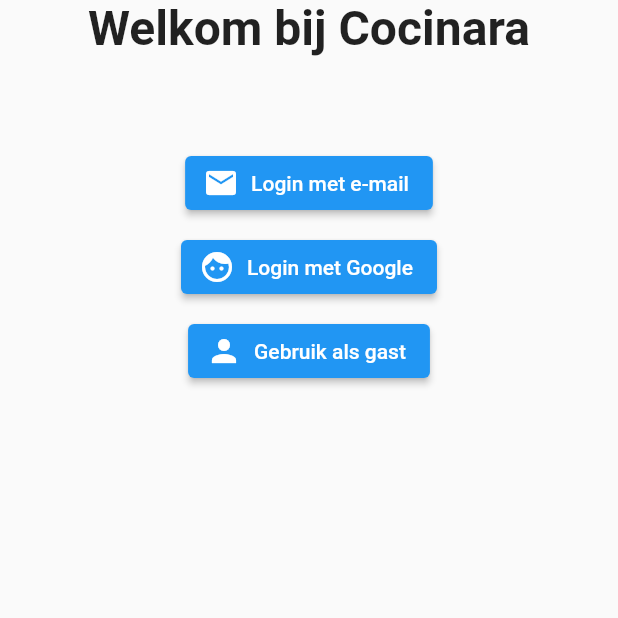
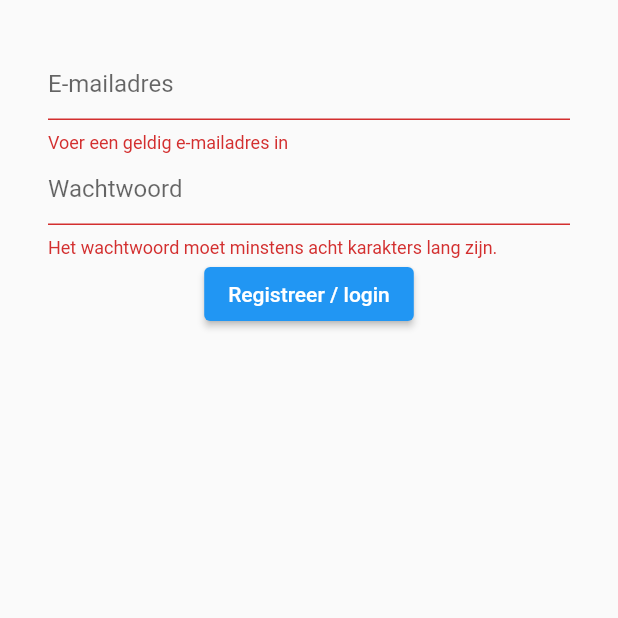
Before and after one commit to Bobmanns/Cocinara, a Flutter app: the screen it shows after launch, after a tap on "Login met e-mail", on a phone screen of 412 x 824 dp, the top half of it. Run offline on Flutter 3.47's test engine with Material 2 defaults, Android fonts, the phone set to English and light mode, and no system bars; our stand-ins replace cloud_firestore, firebase_auth, firebase_core, firebase_storage, page_view_indicators; accounts and stored records are empty.

Commit message:
E-mail/wachtwoordauthenticatie

```diff
--- a/lib/PAGES/homepage.dart
+++ b/lib/PAGES/homepage.dart
@@ -28,15 +28,15 @@ class _HomePaginaState extends State<HomePage> {
               onPressed: () {
                 FirebaseAuth.instance.signOut();
               },
-              icon: const Icon(
-                Icons.person,
-                color: Colors.black,
-              ))
+              icon: CircleAvatar(
+                foregroundImage: NetworkImage(widget.user.photoURL ?? "https://firebasestorage.googleapis.com/v0/b/cocinara-21548.appspot.com/o/default.jpg?alt=media&token=543de3e0-98aa-4826-a904-0ab5d4c7ec26"),
+              )
+          )
         ],
         title: Text(
           "Hey ${widget.user.displayName ?? "gast"}, welkom terug!",
           style:
-              TextStyle(color: Color.fromARGB(255, 29, 29, 29), fontSize: 16),
+              const TextStyle(color: Color.fromARGB(255, 29, 29, 29), fontSize: 16),
         ),
         centerTitle: false,
       ),
--- a/lib/main.dart
+++ b/lib/main.dart
@@ -2,8 +2,6 @@ import 'package:flutter/material.dart';
 import 'package:my_cocinara/PAGES/boodschappenlijst.dart';
 import 'package:my_cocinara/PAGES/homepage.dart';
 import 'package:my_cocinara/PAGES/kookboek.dart';
-import 'package:my_cocinara/PAGES/receptenboek.dart';
-import 'package:my_cocinara/PAGES/settings.dart';
 
 import 'package:firebase_core/firebase_core.dart';
 import 'package:firebase_auth/firebase_auth.dart';
@@ -42,6 +40,13 @@ class _AppState extends State<App> {
   }
 }
 
+class EmailPasswordData {
+  final String email;
+  final String password;
+
+  const EmailPasswordData(this.email, this.password);
+}
+
 class AuthPage extends StatelessWidget {
   const AuthPage({Key? key}): super(key: key);
 
@@ -54,29 +59,45 @@ class AuthPage extends StatelessWidget {
           if (snapshot.data == null) {
             return Center(
               child: Column(
+                mainAxisAlignment: MainAxisAlignment.center,
+                crossAxisAlignment: CrossAxisAlignment.center,
                 children: [
                   const Text("Welkom bij Cocinara", style: TextStyle(fontSize: 32.0, fontWeight: FontWeight.bold)),
                   const SizedBox(height: 60.0,),
                   ElevatedButton.icon(
-                    onPressed: () {},
-                    icon: Icon(Icons.email),
-                    label: Text("Login met e-mail")
+                    onPressed: () async {
+                      EmailPasswordData? loginGegevens = await Navigator.of(context).push(
+                        MaterialPageRoute(
+                          builder: (context) => EmailPasswordAuthPage()
+                        )
+                      );
+
+                      if (loginGegevens != null) {
+                        try {
+                          FirebaseAuth.instance.createUserWithEmailAndPassword(email: loginGegevens.email, password: loginGegevens.password);
+                        } on FirebaseAuthException catch (e) {
+                          print(e);
+                        }
+                      }
+                    },
+                    icon:  const Icon(Icons.email),
+                    label: const Text("Login met e-mail")
                   ),
                   const SizedBox(height: 8.0,),
                   ElevatedButton.icon(
                     onPressed: () {
                       FirebaseAuth.instance.signInWithPopup(GoogleAuthProvider());
                     },
-                    icon: Icon(Icons.face),
-                    label: Text("Login met Google")
+                    icon:  const Icon(Icons.face),
+                    label: const Text("Login met Google")
                   ),
                   const SizedBox(height: 8.0,),
                   ElevatedButton.icon(
                     onPressed: () {
                       FirebaseAuth.instance.signInAnonymously();
                     },
-                    icon: Icon(Icons.person),
-                    label: Text("Gebruik als gast")
+                    icon:  const Icon(Icons.person),
+                    label: const Text("Gebruik als gast")
                   )
                 ],
               ),
@@ -86,6 +107,82 @@ class AuthPage extends StatelessWidget {
           }
 
         }
+      ),
+    );
+  }
+}
+
+class EmailPasswordAuthPage extends StatefulWidget {
+  const EmailPasswordAuthPage({Key? key}) : super(key: key);
+
+  @override
+  State<EmailPasswordAuthPage> createState() => _EmailPasswordAuthPageState();
+}
+
+class _EmailPasswordAuthPageState extends State<EmailPasswordAuthPage> {
+  GlobalKey formKey = GlobalKey();
+
+  String email = "";
+  String password = "";
+
+  @override
+  Widget build(BuildContext context) {
+    return Scaffold(
+      body: Padding(
+        padding: const EdgeInsets.all(32.0),
+        child: Center(
+          child: Form(
+            key: formKey,
+            autovalidateMode: AutovalidateMode.always,
+            child: Column(
+              children: [
+                TextFormField(
+                  decoration: const InputDecoration(
+                    hintText: "E-mailadres"
+                  ),
+                  onChanged: (value) {
+                    setState(() {
+                      email = value;
+                    });
+                  },
+                  validator: (value) {
+                    if (!RegExp(r"/^\w+([-+.']\w+)*@\w+([-.]\w+)*\.\w+([-.]\w+)*$/gm").hasMatch(value ?? "")) {
+                      return "Voer een geldig e-mailadres in";
+                    } else {
+                      return null;
+                    }
+                  },
+                ),
+                TextFormField(
+                  obscureText: true,
+                  decoration: const InputDecoration(
+                    hintText: "Wachtwoord",
+                  ),
+                  onChanged: (value) {
+                    setState(() {
+                      password = value;
+                    });
+                  },
+                  validator: (value) {
+                    if ((value ?? "").length < 8) {
+                      return "Het wachtwoord moet minstens acht karakters lang zijn.";
+                    } else {
+                      return null;
+                    }
+                  },
+                ),
+                ElevatedButton(
+                  onPressed: () {
+                    Navigator.of(context).pop(
+                      EmailPasswordData(email, password)
+                    );
+                  },
+                  child: Text("Registreer / login"),
+                )
+              ],
+            )
+          ),
+        ),
       ),
     );
   }
@@ -115,8 +212,8 @@ class MainPageState extends State<MainPage> {
   Widget build(BuildContext context) {
     List<Widget> screens = [
       HomePage(gebruiker),
-      Kookboek(),
-      Boodschappenlijst()
+      const Kookboek(),
+      const Boodschappenlijst()
     ];
 
     return Scaffold(
```
